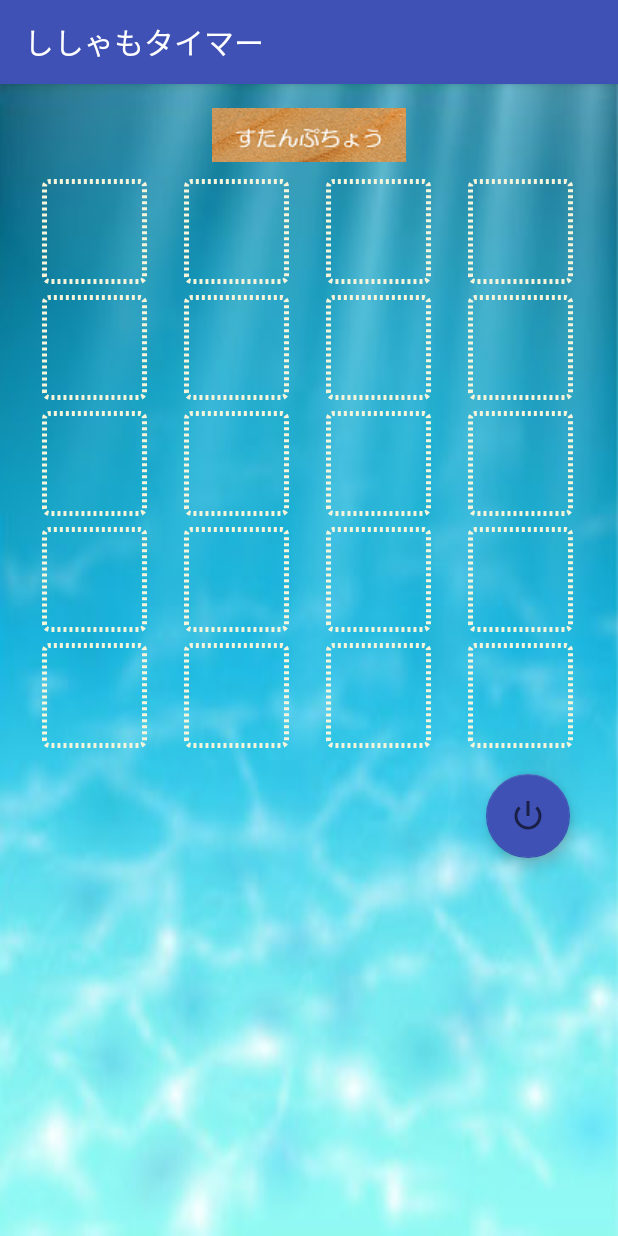
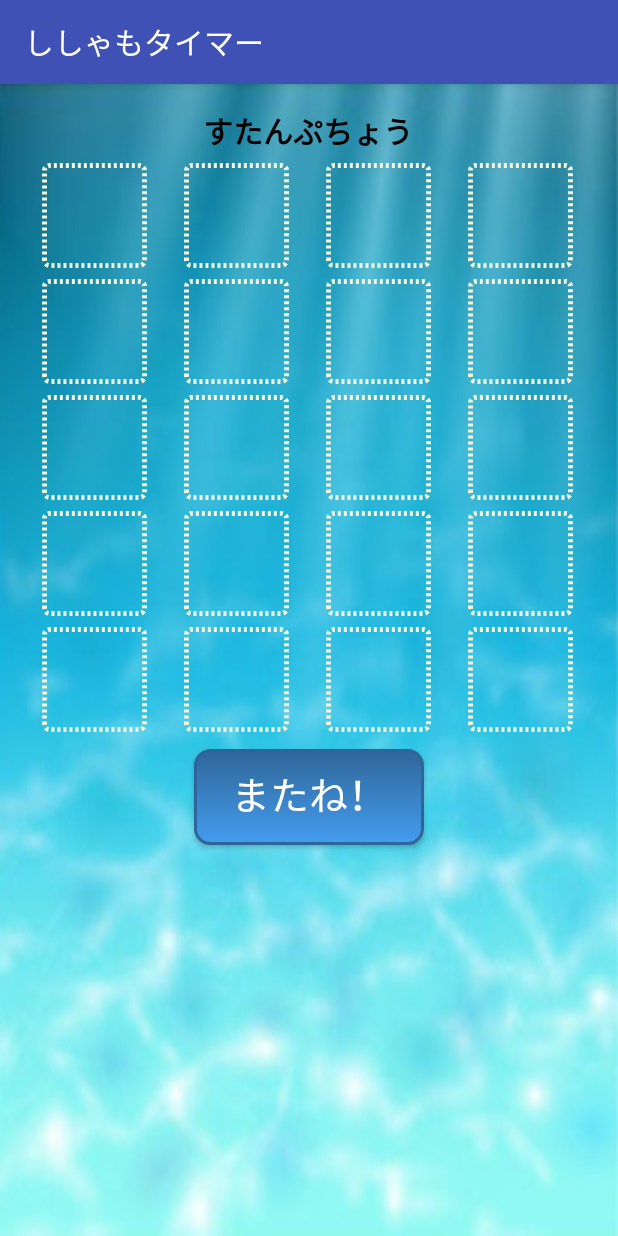
Before and after one commit to Komochi-Shishamo/Timer, an Android app: the StampActivity screen opened directly, with no data from a screen before it, on a phone screen of 412 x 824 dp. Run offline under Robolectric (Android 15) with nearby library versions, the phone set to English and light mode, and no system bars; libraries missing offline, so code that uses them is left out: io.realm; 10 statements that could not run were skipped.

Commit message:
参照機能修正しました。 秋モード追加しました。

```diff
--- a/ShishamoTimer/app/src/main/java/com/shishamo/shishamotimer/stamp/StampActivity.java
+++ b/ShishamoTimer/app/src/main/java/com/shishamo/shishamotimer/stamp/StampActivity.java
@@ -5,12 +5,16 @@ import android.os.Bundle;
 import android.support.v7.app.AppCompatActivity;
 import android.view.KeyEvent;
 import android.view.View;
+import android.widget.Button;
 import android.widget.GridView;
+import android.widget.LinearLayout;
 
+import com.shishamo.shishamotimer.MainMenuActivity;
 import com.shishamo.shishamotimer.R;
 import com.shishamo.shishamotimer.common.ActivityStack;
 
 import java.util.ArrayList;
+import java.util.Calendar;
 import java.util.Date;
 import java.util.List;
 
@@ -48,16 +52,28 @@ public class StampActivity extends AppCompatActivity {
 
     private Realm realm;
 
+    private int showType;
+
+    private int seasonType;
+
     @Override
     protected void onCreate(Bundle savedInstanceState) {
         super.onCreate(savedInstanceState);
         setContentView(R.layout.activity_stamp);
-
+        LinearLayout baseLayout = (LinearLayout) findViewById(R.id.stamp_note);
+        Button offBtn = (Button) findViewById(R.id.offBtn);
+        setTheme(baseLayout);
         Intent intent = getIntent();
 
         // idが設定されない場合は1で作成←将来的には入力チェック必要
         long id = intent.getLongExtra("ID",1);
-        int showType = intent.getIntExtra("SHOW_TYPE",0);
+        showType = intent.getIntExtra("SHOW_TYPE",0);
+
+        if(showType == 0){
+            offBtn.setText(R.string.messageFinished);
+        }else{
+            offBtn.setText(R.string.button_label_back);
+        }
 
         mGridView = (GridView) findViewById(R.id.stampList);
 
@@ -99,8 +115,12 @@ public class StampActivity extends AppCompatActivity {
             realm.commitTransaction();
         }
 
-        // 最新のスタンプ個数を取得　←　あえて再取得　←　後で書き直す
-        Number viewMax = stampCardQuery.findFirst().getStampNo();
+        Number viewMax = 0;
+
+        if (_stampCard != null) {
+            // 最新のスタンプ個数を取得　←　あえて再取得　←　後で書き直す
+            viewMax = stampCardQuery.findFirst().getStampNo();
+        }
 
         // 表示用データリスト作成
         List<Integer> viewList = new ArrayList<>();
@@ -114,10 +134,12 @@ public class StampActivity extends AppCompatActivity {
 
         // Adapterを作成、データリストを設定
         StampAdapter stampAdapter = new StampAdapter(this);
+        stampAdapter.setSeason(seasonType);
         stampAdapter.setData(viewList);
 
         // gridviewにadapterを設定
         mGridView.setAdapter(stampAdapter);
+
 
         if(showType == 0) {
             // スタンプカードの個数によりメッセージを出力
@@ -132,6 +154,25 @@ public class StampActivity extends AppCompatActivity {
             callAlert(READ_ONLY,viewMax.intValue());
         }
 
+    }
+
+    private void setTheme(LinearLayout baseLayout) {
+        Calendar cal = Calendar.getInstance();
+        int month = cal.get(Calendar.MONTH) + 1;
+
+        if (month > 2 && month < 6) {
+            // 春
+        } else if (month > 6 && month < 9) {
+            // 夏
+            baseLayout.setBackgroundResource(R.drawable.under_sea);
+            seasonType = 2;
+        } else if (month > 9 && month < 12) {
+            // 秋
+            baseLayout.setBackgroundResource(R.drawable.aki);
+            seasonType = 3;
+        } else if (month < 3 || month == 12) {
+            // 冬
+        }
     }
 
     /**
@@ -157,10 +198,16 @@ public class StampActivity extends AppCompatActivity {
      * @param view
      */
     public void onOffBtnTapped(View view){
-        // Activity詰める
-        ActivityStack.stackHistory(this);
-        // Activity全削除
-        ActivityStack.removeHistory();
+        if(showType == 0) {
+            // Activity詰める
+            ActivityStack.stackHistory(this);
+            // Activity全削除
+            ActivityStack.removeHistory();
+        }else{
+            Intent intent = new Intent(this, MainMenuActivity.class);
+            startActivity(intent);
+            finish();
+        }
     }
 
     @Override
--- a/ShishamoTimer/app/src/main/res/layout/activity_stamp.xml
+++ b/ShishamoTimer/app/src/main/res/layout/activity_stamp.xml
@@ -11,17 +11,28 @@
     tools:context=".stamp.StampActivity"
     android:weightSum="1"
     android:soundEffectsEnabled="true"
-    android:gravity="center_horizontal"
     android:onClick="onOffBtnTapped"
-    android:background="@drawable/under_sea"
-    android:baselineAligned="true">
+    android:baselineAligned="true"
+    android:id="@+id/stamp_note"
+    android:gravity="center_horizontal">
 
-    <ImageView
+    <!--<ImageView-->
+        <!--android:layout_width="wrap_content"-->
+        <!--android:layout_height="wrap_content"-->
+        <!--android:id="@+id/stamp_title"-->
+        <!--android:src="@drawable/stamp_title"-->
+        <!--android:layout_marginBottom="10dp" />-->
+
+    <TextView
         android:layout_width="wrap_content"
         android:layout_height="wrap_content"
+        android:text="@string/stampTitle"
         android:id="@+id/stamp_title"
-        android:src="@drawable/stamp_title"
-        android:layout_marginBottom="10dp" />
+        android:textStyle="bold"
+        android:singleLine="false"
+        android:paddingBottom="5dp"
+        android:textSize="20sp"
+        android:textColor="@android:color/black" />
 
     <GridView
         android:id="@+id/stampList"
@@ -30,15 +41,14 @@
         android:numColumns="4"
         android:verticalSpacing="5dp" />
 
-    <android.support.design.widget.FloatingActionButton
-        android:id="@+id/fab"
+    <Button
         android:layout_width="wrap_content"
         android:layout_height="wrap_content"
-        android:layout_margin="@dimen/fab_margin"
-        android:src="@android:drawable/ic_lock_power_off"
-        android:layout_gravity="bottom|right"
-        app:backgroundTint="@color/colorPrimary"
-        android:adjustViewBounds="true"
-        android:onClick="onOffBtnTapped" />
+        android:id="@+id/offBtn"
+        android:onClick="onOffBtnTapped"
+        android:textColor="@android:color/primary_text_dark"
+        android:background="@drawable/button_stateful"
+        android:textSize="26sp"
+        android:layout_marginTop="10dp" />
 
 </LinearLayout>
--- a/ShishamoTimer/app/src/main/res/values/colors.xml
+++ b/ShishamoTimer/app/src/main/res/values/colors.xml
@@ -1,6 +1,6 @@
 <?xml version="1.0" encoding="utf-8"?>
 <resources>
-    <color name="colorPrimary">#3F51B5</color>
+    <color name="colorPrimary">#3f51b5</color>
     <color name="colorPrimaryDark">#303F9F</color>
     <color name="colorAccent">#FF4081</color>
 </resources>
--- a/ShishamoTimer/app/src/main/res/values/strings.xml
+++ b/ShishamoTimer/app/src/main/res/values/strings.xml
@@ -27,4 +27,5 @@
     <string name="stop">ストップ</string>
     <string name="messageStarted">タイマーを開始しました。%1$d分後にお知らせします。</string>
     <string name="messageFinished">またね！</string>
+    <string name="stampTitle">すたんぷちょう</string>
 </resources>
```
Also changed, not shown: ShishamoTimer/app/src/main/java/com/shishamo/shishamotimer/stamp/StampAdapter.java (+50 -5 lines), ShishamoTimer/app/src/main/res/drawable/aki.png (added), ShishamoTimer/app/src/main/res/drawable/apple.png (added), ShishamoTimer/app/src/main/res/drawable/donguri.png (added), ShishamoTimer/app/src/main/res/drawable/ityo.png (added), ShishamoTimer/app/src/main/res/drawable/kuri.png (added), ShishamoTimer/app/src/main/res/drawable/momiji.png (added), ShishamoTimer/app/src/main/res/drawable/nasi.png (added), ShishamoTimer/app/src/main/res/drawable/tonbo.png (added).
